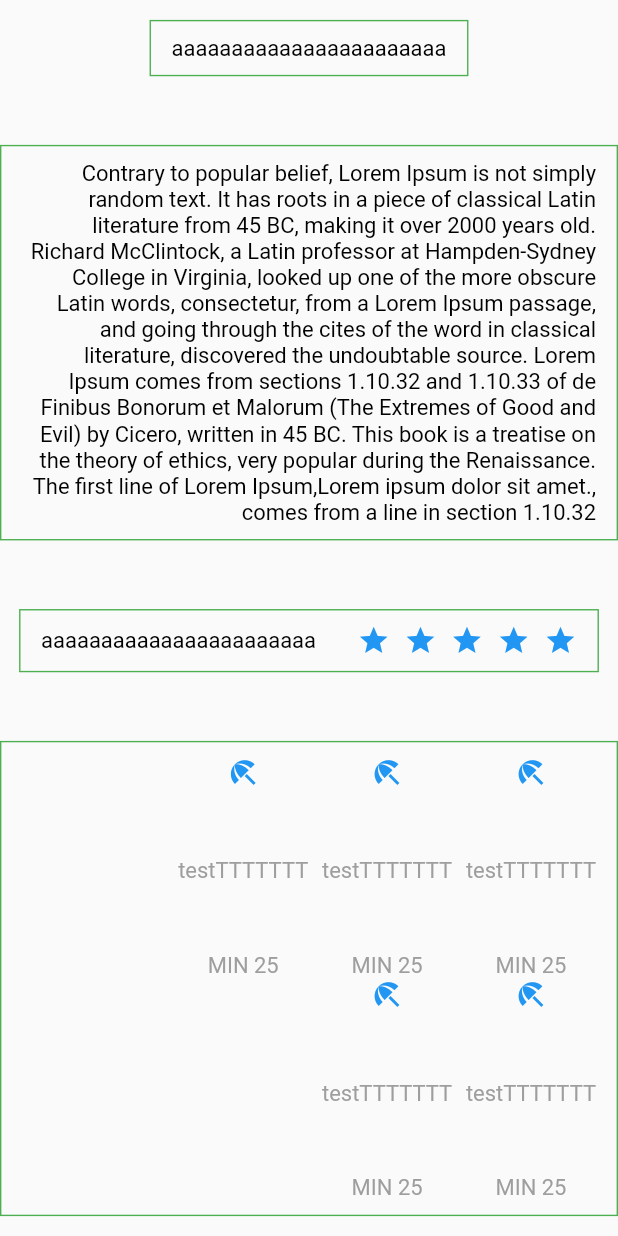
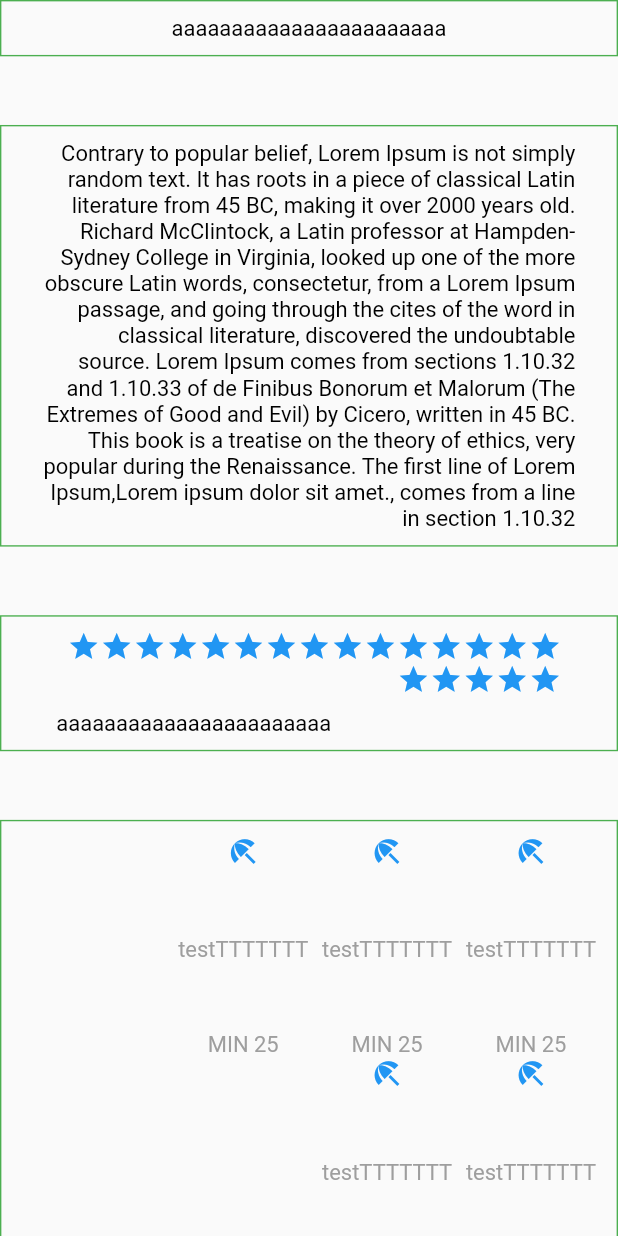
Before and after one commit to hosnatadayoni/drag_element, a Flutter app: the screen it shows after launch, scrolled down 461 dp, after a tap on "go to test 2 page", on a phone screen of 412 x 824 dp. Run offline on Flutter 3.47's test engine with Material 2 defaults, Android fonts, the phone set to English and light mode, and no system bars; our stand-ins replace flutter_svg, get, responsive_framework; Roboto replaces fonts that are missing (IRANSanse).

Commit message:
1404/4/22

```diff
--- a/assets/config.json
+++ b/assets/config.json
@@ -19,6 +19,16 @@
       "right": 2
     },
     {
+      "min": 1200,
+      "max": 1440,
+      "type": "wrap",
+      "backgroundColor": "0000FF",
+      "top" : 5 ,
+      "bottom" : 5 ,
+      "left" : 10,
+      "right": 2
+    },
+    {
       "min": 400,
       "max": 1200,
       "type": "container",
--- a/lib/UI/Componenets/deContainer.dart
+++ b/lib/UI/Componenets/deContainer.dart
@@ -1,6 +1,7 @@
 import 'package:drag_element/Logic/Controllers/main-controller.dart';
 import 'package:drag_element/UI/Componenets/deColumnContainer.dart';
 import 'package:drag_element/UI/Componenets/deRowContainer.dart';
+import 'package:drag_element/UI/Componenets/deWrapContainer.dart';
 import 'package:flutter/material.dart';
 
 class DeContainer extends StatelessWidget {
@@ -17,6 +18,7 @@ class DeContainer extends StatelessWidget {
   @override
   Widget build(BuildContext context) {
     var size = MediaQuery.of(context).size;
+    print('size.width>>>${size.width}');
     MainController.loadJson();
     String type = MainController.getType(size.width) ?? 'row';
     var backgroundColor = MainController.getBackgrounColor(size.width) ?? null;
@@ -48,6 +50,17 @@ class DeContainer extends StatelessWidget {
                 ? MainController.fromHex(backgroundColor)
                 : null,
             child: DeColumnContainer(children: children));
+      case 'wrap':
+        result = Container(
+            padding: EdgeInsets.only(
+                top: paddingTop,
+                bottom: paddingBottom,
+                left: paddingLeft,
+                right: paddingRight),
+            color: backgroundColor != null
+                ? MainController.fromHex(backgroundColor)
+                : null,
+            child: DeWrapContainer(children: children));
       case 'container':
         result = Container(
             padding: EdgeInsets.only(
--- /dev/null
+++ b/lib/UI/Componenets/deWrapContainer.dart
@@ -0,0 +1,12 @@
+import 'package:flutter/material.dart';
+class DeWrapContainer extends StatelessWidget {
+  List<Widget> children;
+  DeWrapContainer({required this.children});
+
+  @override
+  Widget build(BuildContext context) {
+    return Wrap(
+      children: children,
+    );
+  }
+}
--- a/lib/UI/Views/test2.dart
+++ b/lib/UI/Views/test2.dart
@@ -2,6 +2,7 @@ import 'package:drag_element/Logic/Models/deCenter.dart';
 import 'package:drag_element/Logic/Models/deIcon.dart';
 import 'package:drag_element/Logic/Models/deSizedBox.dart';
 import 'package:drag_element/Logic/Models/deText.dart';
+import 'package:drag_element/Public/styles.dart';
 import 'package:drag_element/UI/Componenets/deCenter.dart';
 import 'package:drag_element/UI/Componenets/deContainer.dart';
 import 'package:drag_element/UI/Componenets/deIcon.dart';
@@ -19,10 +20,11 @@ class Test2Page extends StatelessWidget {
       body: DeCenter(
           centerModel: DeCenterModel(
               child: SingleChildScrollView(
+        child: Container(
+          width: maxItemWidth,
           child: Column(
             children: [
-            IntrinsicWidth(
-              child: Container(
+              Container(
                 padding:
                     EdgeInsets.only(left: 15, right: 15, top: 10, bottom: 10),
                 decoration: BoxDecoration(
@@ -40,15 +42,13 @@ class Test2Page extends StatelessWidget {
                   ),
                 ),
               ),
-            ),
               DeSizedBox(
                   SizedBoxModel: DeSizedBoxModel(
                 height: 50,
               )),
-            IntrinsicWidth(
-              child: Container(
+              Container(
                 padding:
-                    EdgeInsets.only(left: 15, right: 15, top: 10, bottom: 10),
+                    EdgeInsets.only(left: 30, right: 30, top: 10, bottom: 10),
                 decoration: BoxDecoration(
                   border: Border.all(width: 1, color: Colors.green),
                 ),
@@ -65,25 +65,30 @@ class Test2Page extends StatelessWidget {
                   ),
                 ),
               ),
-            ),
               DeSizedBox(
                   SizedBoxModel: DeSizedBoxModel(
                 height: 50,
               )),
-            IntrinsicWidth(
-              child: Container(
+              Container(
+                  width: maxItemWidth,
                   padding:
-                      EdgeInsets.only(left: 15, right: 15, top: 10, bottom: 10),
+                      EdgeInsets.only(left: 40, right: 40, top: 10, bottom: 10),
                   decoration: BoxDecoration(
                     border: Border.all(width: 1, color: Colors.green),
                   ),
-                  child: Row(
+                  child: Wrap(
+                    alignment: WrapAlignment.spaceBetween,
+                    crossAxisAlignment: WrapCrossAlignment.center,
+                    spacing: 10,
+                    runSpacing: 10,
+                    // mainAxisAlignment: MainAxisAlignment.spaceBetween,
                     children: [
-                      Row(
+                      Wrap(
+                        // mainAxisSize: MainAxisSize.min,
                         children: [
-                          for (var i = 0; i < 5; i++)
+                          for (var i = 0; i < 20; i++)
                             Container(
-                              margin: EdgeInsets.only(left: 10),
+                              // margin: EdgeInsets.only(left: 10),
                               child: DeIcon(
                                 iconModel: DeIconModel(
                                   icon: Icons.star,
@@ -106,13 +111,12 @@ class Test2Page extends StatelessWidget {
                       ),
                     ],
                   )),
-            ),
               DeSizedBox(
                   SizedBoxModel: DeSizedBoxModel(
                 height: 50,
               )),
-            IntrinsicWidth(
-              child: Container(
+              Container(
+                  width: maxItemWidth,
                   padding:
                       EdgeInsets.only(left: 15, right: 15, top: 10, bottom: 10),
                   decoration: BoxDecoration(
@@ -158,8 +162,89 @@ class Test2Page extends StatelessWidget {
                         ),
                     ],
                   )),
+              // DeSizedBox(
+              //     SizedBoxModel: DeSizedBoxModel(
+              //       height: 50,
+              //     )),
+              // DeContainer(
+              //   children: [
+              //     Container(
+              //       padding:
+              //       EdgeInsets.only(left: 15, right: 15, top: 10, bottom: 10),
+              //       decoration: BoxDecoration(
+              //         border: Border.all(width: 1, color: Colors.green),
+              //       ),
+              //       child: DeCenter(
+              //         centerModel: DeCenterModel(
+              //           child: DeText(
+              //             model: DeTextModel(
+              //               text: "aaaaaaaaaaaaaaaaaaaaaaa",
+              //               fontSize: 16,
+              //               color: Colors.black,
+              //             ),
+              //           ),
+              //         ),
+              //       ),
+              //     ),
+              //     Container(
+              //       padding:
+              //       EdgeInsets.only(left: 30, right: 30, top: 10, bottom: 10),
+              //       decoration: BoxDecoration(
+              //         border: Border.all(width: 1, color: Colors.green),
+              //       ),
+              //       child: DeCenter(
+              //         centerModel: DeCenterModel(
+              //           child: DeText(
+              //             model: DeTextModel(
+              //               text:
+              //               "Contrary to popular belief, Lorem Ipsum is not simply random text. It has roots in a piece of classical Latin literature from 45 BC, making it over 2000 years old. Richard McClintock, a Latin professor at Hampden-Sydney College in Virginia, looked up one of the more obscure Latin words, consectetur, from a Lorem Ipsum passage, and going through the cites of the word in classical literature, discovered the undoubtable source. Lorem Ipsum comes from sections 1.10.32 and 1.10.33 of de Finibus Bonorum et Malorum (The Extremes of Good and Evil) by Cicero, written in 45 BC. This book is a treatise on the theory of ethics, very popular during the Renaissance. The first line of Lorem Ipsum,Lorem ipsum dolor sit amet., comes from a line in section 1.10.32",
+              //               fontSize: 16,
+              //               color: Colors.black,
+              //             ),
+              //           ),
+              //         ),
+              //       ),
+              //     ),
+              //     Container(
+              //         padding:
+              //         EdgeInsets.only(left: 40, right: 40, top: 10, bottom: 10),
+              //         decoration: BoxDecoration(
+              //           border: Border.all(width: 1, color: Colors.green),
+              //         ),
+              //         child: Row(
+              //           mainAxisAlignment: MainAxisAlignment.spaceBetween,
+              //           children: [
+              //             Row(
+              //               children: [
+              //                 for (var i = 0; i < 5; i++)
+              //                   Container(
+              //                     margin: EdgeInsets.only(left: 10),
+              //                     child: DeIcon(
+              //                       iconModel: DeIconModel(
+              //                         icon: Icons.star,
+              //                         iconColor: Colors.blue,
+              //                       ),
+              //                     ),
+              //                   ),
+              //               ],
+              //             ),
+              //             DeSizedBox(
+              //                 SizedBoxModel: DeSizedBoxModel(
+              //                   width: 20,
+              //                 )),
+              //             DeText(
+              //               model: DeTextModel(
+              //                 text: "aaaaaaaaaaaaaaaaaaaaaaa",
+              //                 fontSize: 16,
+              //                 color: Colors.black,
+              //               ),
+              //             ),
+              //           ],
+              //         )),
+              //   ],
+              // ),
+            ],
           ),
-          ],
         ),
       ))),
     );
```
Lines whose indentation alone changed are shown as unchanged.
